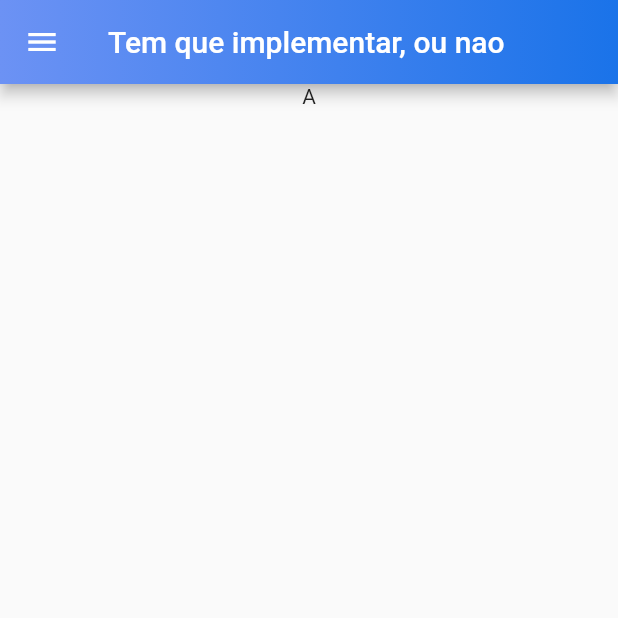
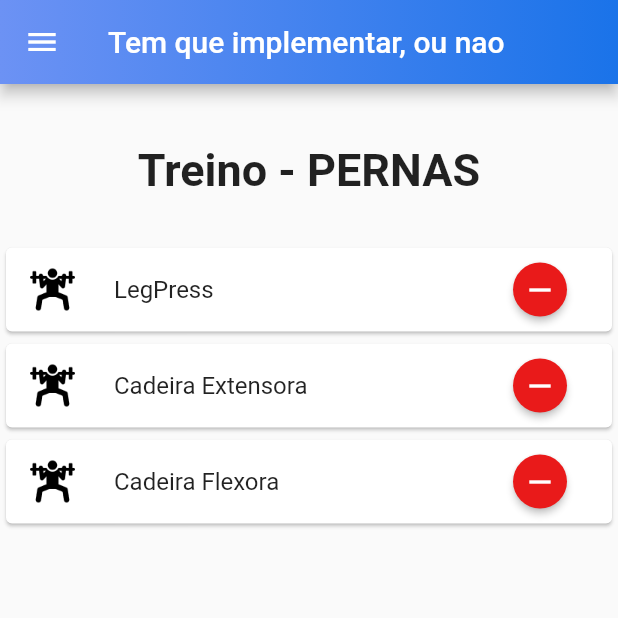
Before and after one commit to Felpezs/Gym-App, a Flutter app: the ScreenExerciciosTreino screen opened by its route, on a phone screen of 412 x 824 dp, the top half of it. Run offline on Flutter 3.47's test engine with Material 2 defaults, Android fonts, the phone set to English and light mode, and no system bars.

Commit message:
Tela de exercicios no treino

```diff
--- a/lib/main.dart
+++ b/lib/main.dart
@@ -7,7 +7,7 @@ import 'view/telas_iniciais/screenLogin.dart';
 import 'view/tela_exercicios/screenTreinos.dart';
 import 'view/tela_exercicios/screenExerciciosTreino.dart';
 import 'controller/inputData.dart';
-import 'widgets/buttonWidget.dart';
+import 'widgets/button.dart';
 void main() {
   runApp(const MyApp());
 }
--- a/lib/view/tela_exercicios/screenExerciciosTreino.dart
+++ b/lib/view/tela_exercicios/screenExerciciosTreino.dart
@@ -1,10 +1,17 @@
 import 'package:flutter/material.dart';
-import 'package:prog_mobile/widgets/appBarWidget.dart';
-import 'package:prog_mobile/widgets/drawerWidget.dart';
+import 'package:prog_mobile/controller/listaExercicios.dart';
+import 'package:prog_mobile/widgets/appBar.dart';
+import 'package:prog_mobile/widgets/buttonDelete.dart';
+import 'package:prog_mobile/widgets/drawer.dart';
 
-class ScreenExerciciosTreino extends StatelessWidget{
+class ScreenExerciciosTreino extends StatefulWidget{
   const ScreenExerciciosTreino({Key? key}) : super(key: key);
 
+  @override
+  State<ScreenExerciciosTreino> createState() => _ScreenExerciciosTreinoState();
+}
+
+class _ScreenExerciciosTreinoState extends State<ScreenExerciciosTreino>{
   @override
   Widget build(BuildContext context){
     return Scaffold(
@@ -13,7 +20,37 @@ class ScreenExerciciosTreino extends StatelessWidget{
       body: Align(
         child: Column(
           children: [
-            Text("A")
+            const Padding(
+              padding: EdgeInsets.only(top: 40, bottom: 30),
+              child: Text(
+                "Treino - PERNAS",
+                style: TextStyle(
+                  fontSize: 30,
+                  fontWeight: FontWeight.bold
+                ),
+              )
+            ),
+            Card(
+              child: ListTile(
+                leading: iconeExercicio(ExercicioIsolado("Leg Press", "Perna")),
+                title: Text("LegPress"),
+                trailing: ButtonDelete(),
+              )
+            ),
+            Card(
+              child: ListTile(
+                leading: iconeExercicio(ExercicioIsolado("Cadeira Extensora", "Perna")),
+                title: Text("Cadeira Extensora"),
+                trailing: ButtonDelete(),
+              )
+            ),
+            Card(
+              child: ListTile(
+                leading: iconeExercicio(ExercicioIsolado("Cadeira Flexora", "Perna")),
+                title: Text("Cadeira Flexora"),
+                trailing: ButtonDelete(),
+              )
+            ),
           ]
         )
       ),
--- a/lib/view/tela_exercicios/screenListaExercicios.dart
+++ b/lib/view/tela_exercicios/screenListaExercicios.dart
@@ -1,6 +1,6 @@
 import 'package:flutter/material.dart';
-import 'package:prog_mobile/widgets/appBarWidget.dart';
-import 'package:prog_mobile/widgets/drawerWidget.dart';
+import 'package:prog_mobile/widgets/appBar.dart';
+import 'package:prog_mobile/widgets/drawer.dart';
 import '../tela_exercicios/screenAdicionarExercicio.dart';
 import '../../controller/listaExercicios.dart';
 
--- a/lib/view/telas_iniciais/screenLogin.dart
+++ b/lib/view/telas_iniciais/screenLogin.dart
@@ -1,5 +1,5 @@
 import 'package:flutter/material.dart';
-import '../../widgets/buttonWidget.dart';
+import '../../widgets/button.dart';
 import '../../controller/inputData.dart';
 
 class ScreenLogin extends StatelessWidget{
--- a/lib/view/telas_iniciais/screenUserInfo.dart
+++ b/lib/view/telas_iniciais/screenUserInfo.dart
@@ -1,5 +1,5 @@
 import 'package:flutter/material.dart';
-import '../../widgets/buttonWidget.dart';
+import '../../widgets/button.dart';
 
 class ScreenUserInfo extends StatelessWidget{
   const ScreenUserInfo({Key? key}) : super(key: key);
--- a/lib/widgets/buttonWidget.dart
+++ b/lib/widgets/button.dart
@@ -30,7 +30,6 @@ class ButtonWidget extends StatelessWidget {
               Color.fromRGBO(108, 146, 244, 100),
             ],
           ),
-          color: Colors.deepPurple.shade300,
           borderRadius: BorderRadius.circular(5),
         ),
         child: ElevatedButton(
--- /dev/null
+++ b/lib/widgets/buttonDelete.dart
@@ -0,0 +1,17 @@
+import 'package:flutter/material.dart';
+
+class ButtonDelete extends StatelessWidget {
+  @override
+  Widget build(BuildContext context) {
+    return ElevatedButton(
+      onPressed: (){}, //Deletar exercicio do treino
+      child: Icon(Icons.remove, color: Colors.white),
+      style: ElevatedButton.styleFrom(
+        shape: CircleBorder(),
+        padding: EdgeInsets.all(5),
+        primary: Color.fromRGBO(233, 26, 26, 100),
+        onPrimary: Color.fromRGBO(244, 108, 108, 100),
+      ),
+    );
+  }
+}
```
Also changed, not shown: lib/view/tela_exercicios/screenTreinos.dart (+20 -8 lines), lib/view/telas_iniciais/screenCadastro.dart (+1 -29 lines), lib/widgets/appBar.dart (renamed from lib/widgets/appBarWidget.dart), lib/widgets/cardTreino.dart (renamed from lib/widgets/cardTreinoWidget.dart), lib/widgets/drawer.dart (renamed from lib/widgets/drawerWidget.dart).
